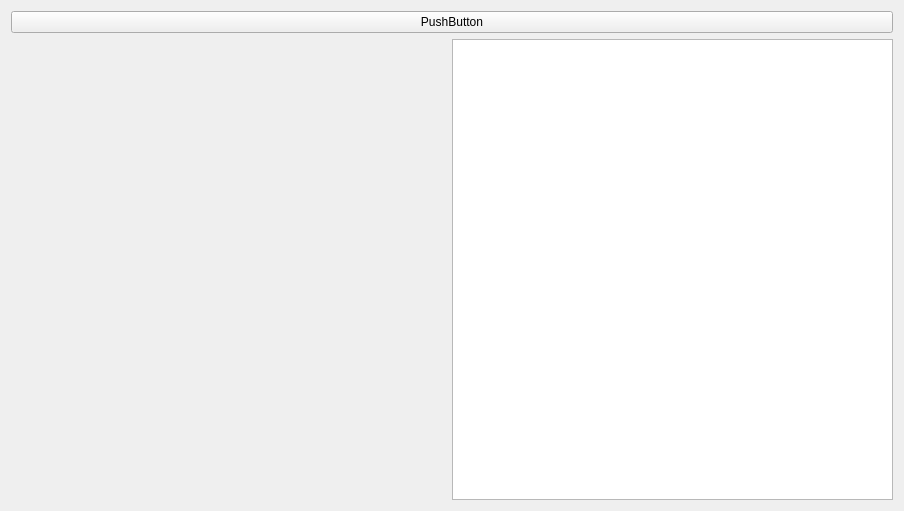
simzrch/Projet_Entremont, file Lecture_BDD/TableauB.ui: the form before one commit.
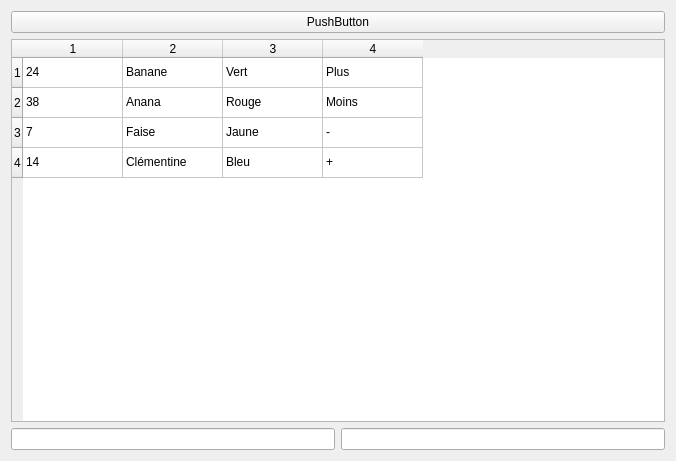
The form after the commit.

Commit message: Récupère une valeur du tableau dans un line edit

The edit to the form file:
```diff
--- a/Lecture_BDD/TableauB.ui
+++ b/Lecture_BDD/TableauB.ui
@@ -6,8 +6,8 @@
    <rect>
     <x>0</x>
     <y>0</y>
-    <width>904</width>
-    <height>511</height>
+    <width>676</width>
+    <height>461</height>
    </rect>
   </property>
   <property name="windowTitle">
@@ -16,28 +16,152 @@
   <layout class="QVBoxLayout" name="verticalLayout">
    <item>
     <widget class="QPushButton" name="pushButton">
+     <property name="enabled">
+      <bool>true</bool>
+     </property>
      <property name="text">
       <string>PushButton</string>
      </property>
     </widget>
    </item>
+   <item>
+    <layout class="QGridLayout" name="gridLayout_2">
+     <item row="0" column="2">
+      <widget class="QTableWidget" name="tableWidget">
+       <property name="enabled">
+        <bool>true</bool>
+       </property>
+       <row>
+        <property name="text">
+         <string>1</string>
+        </property>
+       </row>
+       <row>
+        <property name="text">
+         <string>2</string>
+        </property>
+       </row>
+       <row>
+        <property name="text">
+         <string>3</string>
+        </property>
+       </row>
+       <row>
+        <property name="text">
+         <string>4</string>
+        </property>
+       </row>
+       <column>
+        <property name="text">
+         <string>1</string>
+        </property>
+       </column>
+       <column>
+        <property name="text">
+         <string>2</string>
+        </property>
+       </column>
+       <column>
+        <property name="text">
+         <string>3</string>
+        </property>
+       </column>
+       <column>
+        <property name="text">
+         <string>4</string>
+        </property>
+       </column>
+       <item row="0" column="0">
+        <property name="text">
+         <string>24</string>
+        </property>
+       </item>
+       <item row="0" column="1">
+        <property name="text">
+         <string>Banane</string>
+        </property>
+       </item>
+       <item row="0" column="2">
+        <property name="text">
+         <string>Vert</string>
+        </property>
+       </item>
+       <item row="0" column="3">
+        <property name="text">
+         <string>Plus</string>
+        </property>
+       </item>
+       <item row="1" column="0">
+        <property name="text">
+         <string>38</string>
+        </property>
+       </item>
+       <item row="1" column="1">
+        <property name="text">
+         <string>Anana</string>
+        </property>
+       </item>
+       <item row="1" column="2">
+        <property name="text">
+         <string>Rouge</string>
+        </property>
+       </item>
+       <item row="1" column="3">
+        <property name="text">
+         <string>Moins</string>
+        </property>
+       </item>
+       <item row="2" column="0">
+        <property name="text">
+         <string>7</string>
+        </property>
+       </item>
+       <item row="2" column="1">
+        <property name="text">
+         <string>Faise</string>
+        </property>
+       </item>
+       <item row="2" column="2">
+        <property name="text">
+         <string>Jaune</string>
+        </property>
+       </item>
+       <item row="2" column="3">
+        <property name="text">
+         <string>-</string>
+        </property>
+       </item>
+       <item row="3" column="0">
+        <property name="text">
+         <string>14</string>
+        </property>
+       </item>
+       <item row="3" column="1">
+        <property name="text">
+         <string>Clémentine</string>
+        </property>
+       </item>
+       <item row="3" column="2">
+        <property name="text">
+         <string>Bleu</string>
+        </property>
+       </item>
+       <item row="3" column="3">
+        <property name="text">
+         <string>+</string>
+        </property>
+       </item>
+      </widget>
+     </item>
+    </layout>
+   </item>
    <item>
     <layout class="QHBoxLayout" name="horizontalLayout">
      <item>
-      <spacer name="horizontalSpacer">
-       <property name="orientation">
-        <enum>Qt::Horizontal</enum>
-       </property>
-       <property name="sizeHint" stdset="0">
-        <size>
-         <width>40</width>
-         <height>20</height>
-        </size>
-       </property>
-      </spacer>
+      <widget class="QLineEdit" name="lineEdit1"/>
      </item>
      <item>
-      <widget class="QTableWidget" name="tableWidget"/>
+      <widget class="QLineEdit" name="lineEdit_2"/>
      </item>
     </layout>
    </item>
```
The commit also changes 3 other files.
